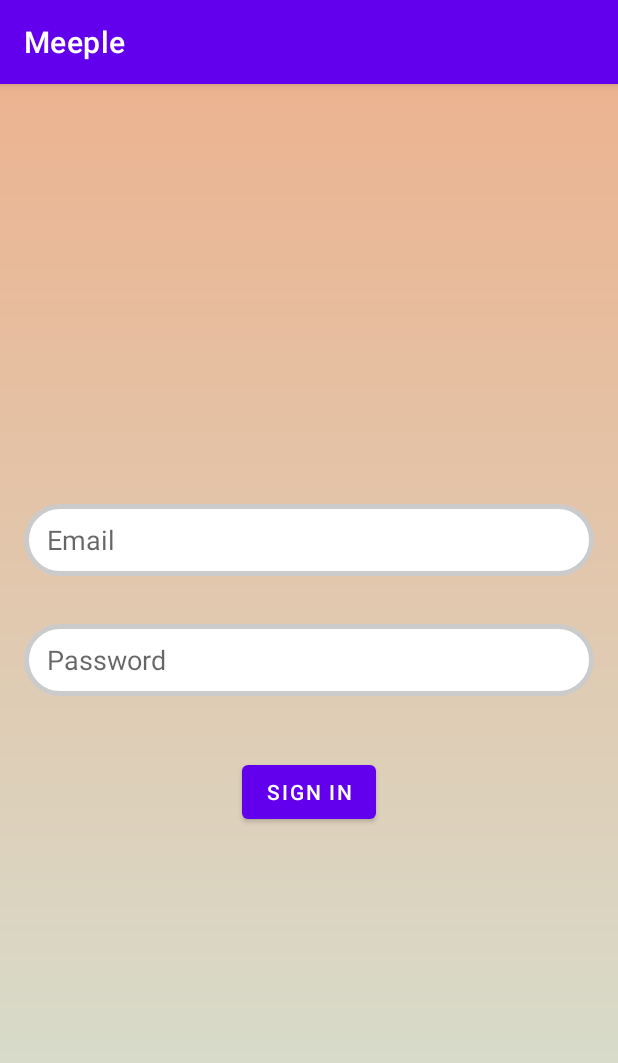
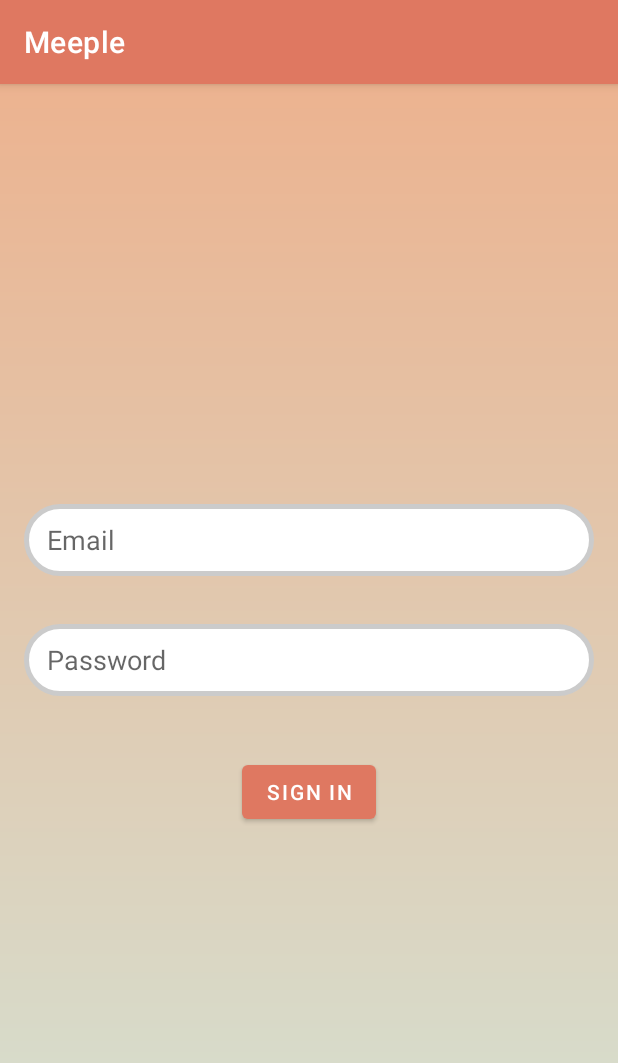
Before and after one commit to SemyonShakurov/Meeple, an Android app: the AuthorizationActivity screen opened directly, with no data from a screen before it, on a phone screen of 412 x 824 dp. Shown: the top 1063 px of the screen. Run offline under Robolectric (Android 15) with nearby library versions, the phone set to English and light mode, and no system bars.

Commit message:
Changed button color

```diff
--- a/app/src/main/res/layout/activity_authorization.xml
+++ b/app/src/main/res/layout/activity_authorization.xml
@@ -46,7 +46,6 @@
         android:layout_height="wrap_content"
         android:layout_marginTop="40dp"
         android:text="@string/btn_sigh_in"
-        android:theme="@style/MeepleButton"
         app:layout_constraintEnd_toEndOf="parent"
         app:layout_constraintStart_toStartOf="parent"
         app:layout_constraintTop_toBottomOf="@+id/editTextTextPassword" />
--- a/app/src/main/res/values/themes.xml
+++ b/app/src/main/res/values/themes.xml
@@ -2,7 +2,7 @@
     <!-- Base application theme. -->
     <style name="Theme.Meeple" parent="Theme.MaterialComponents.DayNight.DarkActionBar">
         <!-- Primary brand color. -->
-        <item name="colorPrimary">@color/purple_500</item>
+        <item name="colorPrimary">@color/orange_main</item>
         <item name="colorPrimaryVariant">@color/purple_700</item>
         <item name="colorOnPrimary">@color/white</item>
         <!-- Secondary brand color. -->
@@ -13,8 +13,4 @@
         <item name="android:statusBarColor" tools:targetApi="l">?attr/colorPrimaryVariant</item>
         <!-- Customize your theme here. -->
     </style>
-
-    <style name="MeepleButton" parent="@style/Widget.AppCompat.Button.Colored">
-        <item name="colorButtonNormal">@color/orange_main</item>
-    </style>
 </resources>
```
